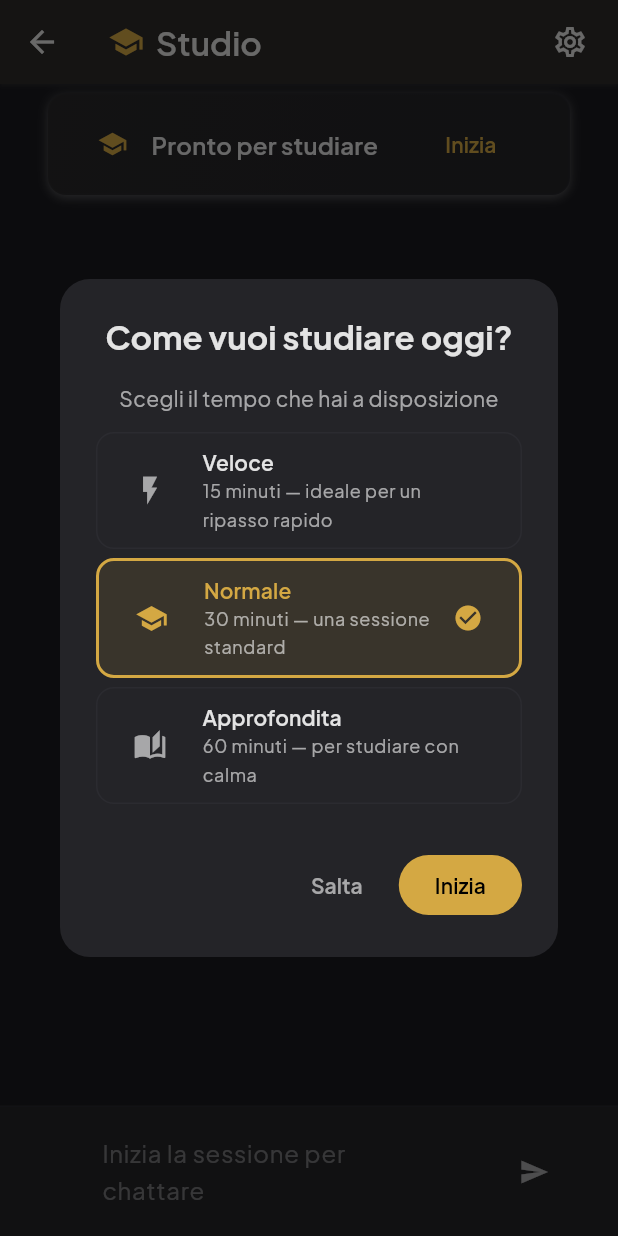
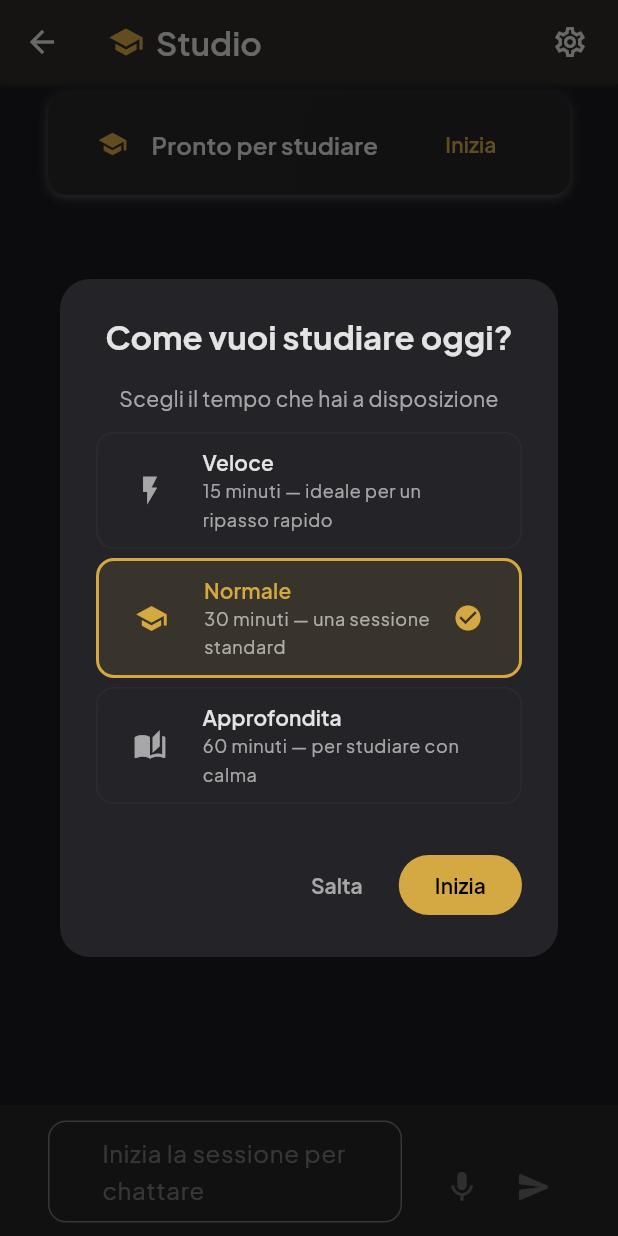
Before and after one commit to Milkom121/Dydat, a Flutter app: the StudioScreen screen opened by its route, after a tap on "Veloce", after a tap on "Normale", on a phone screen of 412 x 824 dp. Run offline on Flutter 3.47's test engine with Material 3 defaults, Android fonts, the phone set to English and light mode, and no system bars; our stand-ins replace connectivity_plus, dio, flutter_markdown, flutter_riverpod, flutter_secure_storage, go_router and 2 more; missing offline and left inert: flutter_math_fork, record; accounts and stored records are empty; network calls fail.

Commit message:
VoiceInputField in chat di sessione studio (B39.10.1)
Sostituito il vecchio TextField+pulsante send della SessionInputBarWidget
con il widget riutilizzabile VoiceInputField creato in Fase 7. Ora la
chat del tutor in sessione supporta sia testo che dettatura vocale
(pulsante microfono accanto al pulsante invia, gestione trascrizione
via endpoint /stt/transcribe).

Modifiche:
- session_input_bar_widget.dart riscritto come StatelessWidget che
  incapsula VoiceInputField. onSend cambia firma da VoidCallback a
  ValueChanged<String> per compatibilita con il widget.
  Parametri opzionali recorderService/sttService/onTranscriptionError
  per iniettabilita nei test futuri.
- studio_screen.dart: rimosso _messageFocusNode (gestito internamente
  da VoiceInputField), _sendMessage gia accettava [String? overrideText]
  quindi compatibile con la nuova firma onSend. Aggiunta callback
  onTranscriptionError che mostra uno SnackBar.

Test: 725 frontend verdi, analyze 0. Nessuna regressione.

Note: il test timeout di 45 min sul runner per questo blocco NON era
causato da questo codice (che e pulito), ma da un bug pre-esistente
in b39_8_4_onboarding_integration_test.dart gia fixato nel commit
precedente 25255d4.

```diff
--- a/frontend/lib/presentation/studio_screen/studio_screen.dart
+++ b/frontend/lib/presentation/studio_screen/studio_screen.dart
@@ -45,7 +45,6 @@ class _StudioScreenState extends ConsumerState<StudioScreen>
     with WidgetsBindingObserver {
   final TextEditingController _messageController = TextEditingController();
   final ScrollController _scrollController = ScrollController();
-  final FocusNode _messageFocusNode = FocusNode();
 
   bool _isToolsTrayVisible = false;
   bool _isTutorPanelVisible = false;
@@ -120,7 +119,6 @@ class _StudioScreenState extends ConsumerState<StudioScreen>
     WidgetsBinding.instance.removeObserver(this);
     _messageController.dispose();
     _scrollController.dispose();
-    _messageFocusNode.dispose();
     _timer?.cancel();
     super.dispose();
   }
@@ -557,8 +555,14 @@ class _StudioScreenState extends ConsumerState<StudioScreen>
                     isActive: isActive,
                     isStreaming: isStreaming,
                     messageController: _messageController,
-                    messageFocusNode: _messageFocusNode,
                     onSend: _sendMessage,
+                    onTranscriptionError: (msg) {
+                      if (mounted) {
+                        ScaffoldMessenger.of(context).showSnackBar(
+                          SnackBar(content: Text(msg)),
+                        );
+                      }
+                    },
                   ),
                 ],
               ),
--- a/frontend/lib/presentation/studio_screen/widgets/session_input_bar_widget.dart
+++ b/frontend/lib/presentation/studio_screen/widgets/session_input_bar_widget.dart
@@ -1,52 +1,48 @@
 import 'package:flutter/material.dart';
 
 import '../../../core/sizer_extensions.dart';
-import '../../../widgets/custom_icon_widget.dart';
+import '../../../services/audio_recorder_service.dart';
+import '../../../services/stt_service.dart';
+import '../../../widgets/voice_input_field.dart';
 
 /// Barra di input per inviare messaggi al tutor durante la sessione.
-class SessionInputBarWidget extends StatefulWidget {
+/// Usa VoiceInputField per supportare testo e dettatura vocale.
+class SessionInputBarWidget extends StatelessWidget {
   final bool isActive;
   final bool isStreaming;
   final TextEditingController messageController;
-  final FocusNode messageFocusNode;
-  final VoidCallback onSend;
+  final ValueChanged<String> onSend;
+
+  /// Servizio recorder iniettabile (per test). Se null, usa quello di default.
+  final AudioRecorderService? recorderService;
+
+  /// Servizio STT iniettabile (per test). Se null, trascrizione non disponibile.
+  final SttService? sttService;
+
+  /// Callback per errori di trascrizione (es. mostrare snackbar).
+  final ValueChanged<String>? onTranscriptionError;
 
   const SessionInputBarWidget({
     super.key,
     required this.isActive,
     required this.isStreaming,
     required this.messageController,
-    required this.messageFocusNode,
     required this.onSend,
+    this.recorderService,
+    this.sttService,
+    this.onTranscriptionError,
   });
 
-  @override
-  State<SessionInputBarWidget> createState() => _SessionInputBarWidgetState();
-}
-
-class _SessionInputBarWidgetState extends State<SessionInputBarWidget> {
-  @override
-  void initState() {
-    super.initState();
-    // Ascolta i cambi testo per aggiornare il colore del bottone send
-    widget.messageController.addListener(_onTextChanged);
-  }
-
-  @override
-  void dispose() {
-    widget.messageController.removeListener(_onTextChanged);
-    super.dispose();
-  }
-
-  void _onTextChanged() {
-    setState(() {});
+  String get _hintText {
+    if (isStreaming) return 'Il tutor sta rispondendo...';
+    if (isActive) return 'Scrivi o detta un messaggio...';
+    return 'Inizia la sessione per chattare';
   }
 
   @override
   Widget build(BuildContext context) {
     final theme = Theme.of(context);
-    final hasText = widget.messageController.text.isNotEmpty;
-    final canSend = widget.isActive && !widget.isStreaming;
+    final canInteract = isActive && !isStreaming;
 
     return Container(
       padding: EdgeInsets.symmetric(
@@ -61,55 +57,14 @@ class _SessionInputBarWidgetState extends State<SessionInputBarWidget> {
           ),
         ),
       ),
-      child: Row(
-        children: [
-          Expanded(
-            child: TextField(
-              controller: widget.messageController,
-              focusNode: widget.messageFocusNode,
-              enabled: canSend,
-              decoration: InputDecoration(
-                hintText: widget.isStreaming
-                    ? 'Il tutor sta rispondendo...'
-                    : widget.isActive
-                        ? 'Scrivi un messaggio...'
-                        : 'Inizia la sessione per chattare',
-                border: OutlineInputBorder(
-                  borderRadius: BorderRadius.circular(24),
-                  borderSide: BorderSide.none,
-                ),
-                filled: true,
-                fillColor: theme.colorScheme.surface,
-                contentPadding: EdgeInsets.symmetric(
-                  horizontal: 4.w,
-                  vertical: 1.5.h,
-                ),
-              ),
-              maxLines: null,
-              textInputAction: TextInputAction.send,
-              onSubmitted: (_) => widget.onSend(),
-            ),
-          ),
-          SizedBox(width: 2.w),
-          Container(
-            decoration: BoxDecoration(
-              color: canSend && hasText
-                  ? theme.colorScheme.primary
-                  : theme.colorScheme.surface,
-              shape: BoxShape.circle,
-            ),
-            child: IconButton(
-              icon: CustomIconWidget(
-                iconName: 'send',
-                color: canSend && hasText
-                    ? theme.colorScheme.onPrimary
-                    : theme.colorScheme.onSurfaceVariant,
-                size: 20,
-              ),
-              onPressed: canSend ? widget.onSend : null,
-            ),
-          ),
-        ],
+      child: VoiceInputField(
+        controller: messageController,
+        hintText: _hintText,
+        enabled: canInteract,
+        onSubmit: onSend,
+        recorderService: recorderService,
+        sttService: sttService,
+        onTranscriptionError: onTranscriptionError,
       ),
     );
   }
```
